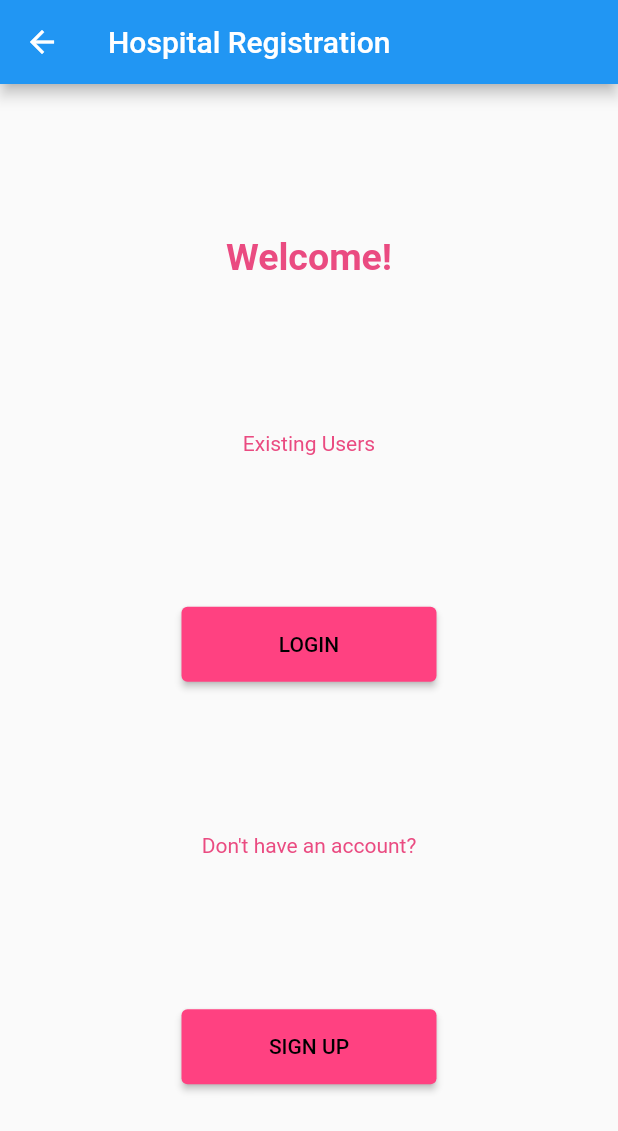
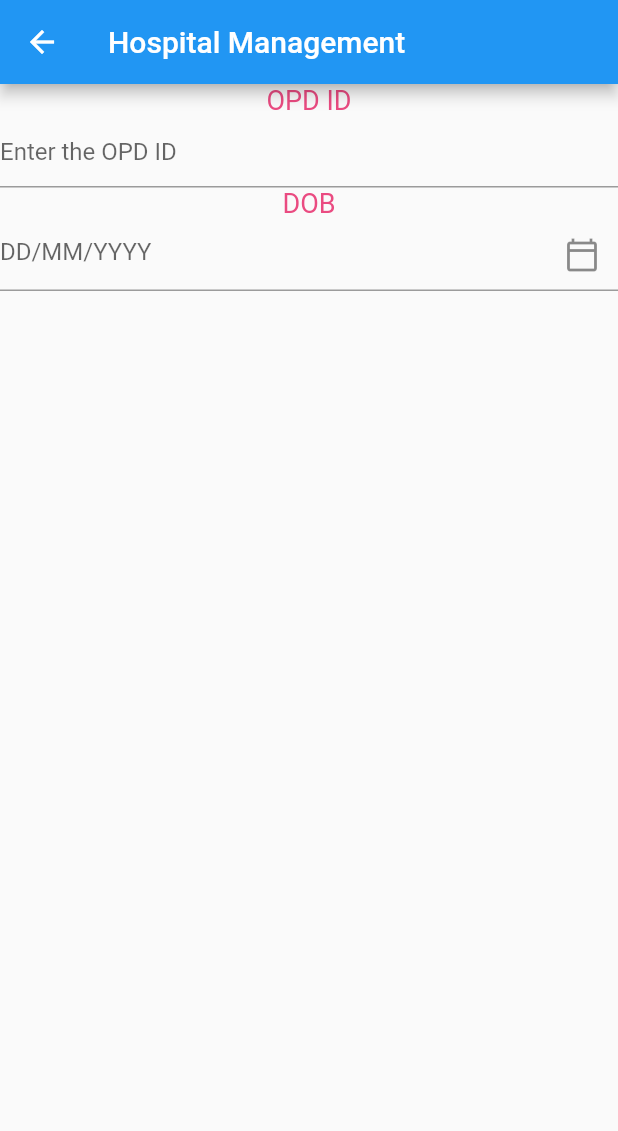
Before and after one commit to hrithikdass/RWF-Hospital-Registration, a Flutter app: the WelcomePage screen opened by its route, after a tap on "SIGN UP", on a phone screen of 412 x 824 dp. Shown: the top 1131 px of the screen. Run offline on Flutter 3.47's test engine with Material 2 defaults, Android fonts, the phone set to English and light mode, and no system bars.

Commit message:
statuspage - registerpage added

```diff
--- a/lib/constants.dart
+++ b/lib/constants.dart
@@ -3,3 +3,7 @@ import 'package:flutter/material.dart';
 const kButtonColor = Color(0xFFFF4181);
 
 const kTextColor = Color(0xFFEA4B81);
+
+const kTextLight = Color(0xFF9B9B9B);
+
+const kAppBar = Color(0xFF3F51B5);
--- a/lib/main.dart
+++ b/lib/main.dart
@@ -1,5 +1,7 @@
 import 'package:flutter/material.dart';
 import 'package:rwf_hospital_registration/patientloginpage.dart';
+import 'package:rwf_hospital_registration/registerpage.dart';
+import 'package:rwf_hospital_registration/statuspage.dart';
 import 'package:rwf_hospital_registration/welcomepage.dart';
 import 'homepage.dart';
 
@@ -21,6 +23,8 @@ class MyApp extends StatelessWidget {
         '/': (context) => HomePage(),
         '/Welcome': (context) => WelcomePage(),
         '/Patientlogi': (context) => PatientLoginPage(),
+        '/Register': (context) => RegisterPage(),
+        '/Status': (context) => StatusPage(),
       },
     );
   }
--- /dev/null
+++ b/lib/registerpage.dart
@@ -0,0 +1,79 @@
+import 'dart:ui';
+
+import 'package:flutter/cupertino.dart';
+import 'package:flutter/material.dart';
+import 'constants.dart';
+
+class RegisterPage extends StatefulWidget {
+  const RegisterPage({Key? key}) : super(key: key);
+
+  @override
+  _RegisterPageState createState() => _RegisterPageState();
+}
+
+class _RegisterPageState extends State<RegisterPage> {
+  @override
+  Widget build(BuildContext context) {
+    return Scaffold(
+      appBar: AppBar(
+        title: Text('Hospital Management'),
+      ),
+      body: Column(
+        children: [
+          Container(
+            child: Column(
+              children: [
+                Text(
+                  'OPD ID',
+                  textAlign: TextAlign.left,
+                  style: TextStyle(
+                    color: kTextColor,
+                    fontSize: 18.0,
+                  ),
+                ),
+                TextField(
+                  decoration: InputDecoration(
+                    hintText: 'Enter the OPD ID',
+                    border: UnderlineInputBorder(),
+                  ),
+                ),
+              ],
+            ),
+          ),
+          Container(
+            child: Column(
+              children: [
+                Text(
+                  'DOB',
+                  textAlign: TextAlign.left,
+                  style: TextStyle(
+                    color: kTextColor,
+                    fontSize: 18.0,
+                  ),
+                ),
+                TextField(
+                  decoration: InputDecoration(
+                    hintText: 'DD/MM/YYYY',
+                    border: UnderlineInputBorder(),
+                    suffixIcon: IconButton(
+                      icon: Icon(
+                        Icons.calendar_today_outlined,
+                      ),
+                      onPressed: () {
+                        showDatePicker(
+                            context: context,
+                            initialDate: DateTime.now(),
+                            firstDate: DateTime(1900),
+                            lastDate: DateTime.now());
+                      },
+                    ),
+                  ),
+                ),
+              ],
+            ),
+          ),
+        ],
+      ),
+    );
+  }
+}
--- a/lib/welcomepage.dart
+++ b/lib/welcomepage.dart
@@ -1,5 +1,6 @@
 import 'package:flutter/material.dart';
 import 'package:rwf_hospital_registration/patientloginpage.dart';
+import 'package:rwf_hospital_registration/registerpage.dart';
 import 'constants.dart';
 
 class WelcomePage extends StatelessWidget {
@@ -15,7 +16,7 @@ class WelcomePage extends StatelessWidget {
       ),
       body: Center(
         child: Column(
-          mainAxisAlignment: MainAxisAlignment.spaceEvenly,
+          mainAxisAlignment: MainAxisAlignment.center,
           children: [
             Text(
               'Welcome!',
@@ -71,7 +72,7 @@ class WelcomePage extends StatelessWidget {
                     context,
                     MaterialPageRoute(
                       builder: (context) {
-                        return WelcomePage();
+                        return RegisterPage();
                       },
                     ),
                   );
```
Also changed, not shown: lib/patientloginpage.dart (+55 -3 lines), lib/statuspage.dart (added, +87 -0 lines).
